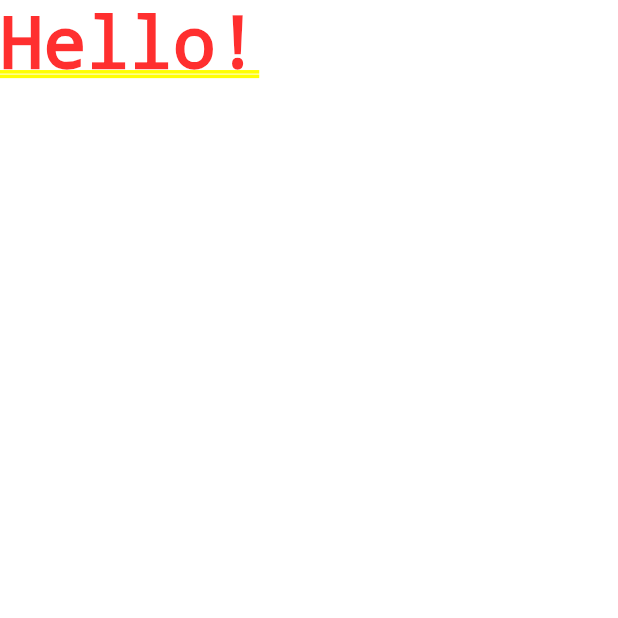
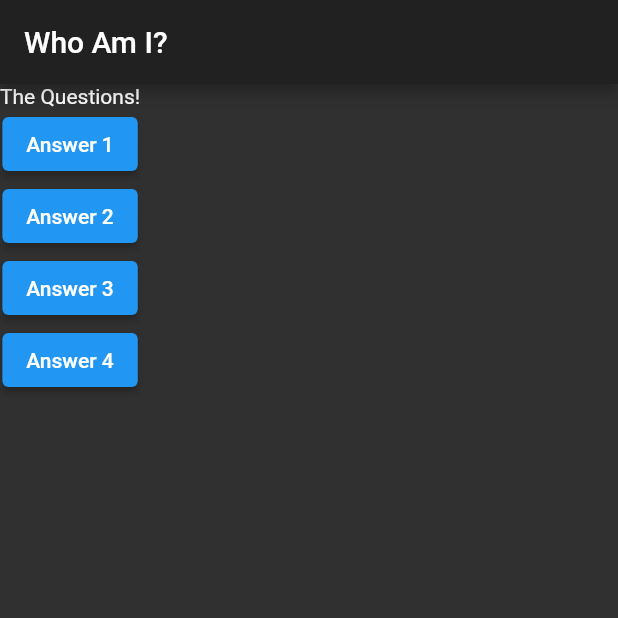
Before and after one commit to karan-17/Flutter-Learning-Quiz-App, a Flutter app: the screen it shows after launch, on a phone screen of 412 x 824 dp, the top half of it. Run offline on Flutter 3.47's test engine with Material 2 defaults, Android fonts, the phone set to English and light mode, and no system bars.

Commit message:
Button insertion

```diff
--- a/lib/main.dart
+++ b/lib/main.dart
@@ -1,10 +1,44 @@
 import 'package:flutter/material.dart';
 
-void main(){
-  runApp(MyApp());
-}
+void main() => runApp(MyApp());
+//class Person{
+// String name;
+//int age;
+//Person({this.name = 'Max', this.age=30});
+//}
+// in main function
+// var p1 = Person(name: 'Max', age: 30);
+
 class MyApp extends StatelessWidget {
+  void answerQuestion(){
+    print('Answer 1 Chosen');
+  }
+  @override
   Widget build(BuildContext context) {
-    return MaterialApp(home: Text('Hello!'),);
+    var questions = [
+      'What\'s my favourite colour?',
+      'What\' my favourite animal?'
+    ];
+    return MaterialApp(
+      home: Scaffold(
+        appBar: AppBar(
+          title: Text('Who Am I?'),
+        ),
+        body: Column(
+          children: [
+            Text('The Questions!'),
+            ElevatedButton(onPressed: answerQuestion,
+              child: Text('Answer 1'),),
+            ElevatedButton(onPressed: ()=> print('Answer 2 chosen'),//anonymous function
+                child: Text('Answer 2')),
+            ElevatedButton(onPressed: ()=> print('Answer 3 chosen'),
+                child: Text('Answer 3')),
+            ElevatedButton(onPressed: ()=> print('Answer 4 chosen'),
+                child: Text('Answer 4')),
+          ],
+        ),
+      ),
+      theme: ThemeData.dark(),
+    );
   }
 }
```
